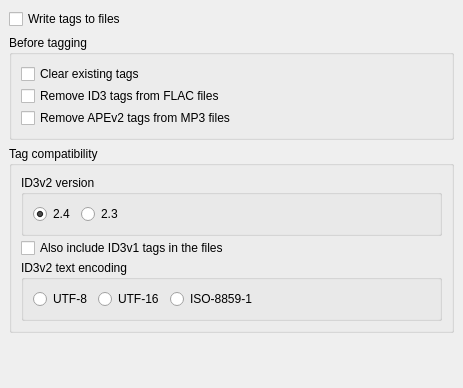
Old version of the form ui/options_tags.ui in the repository metabrainz/picard.
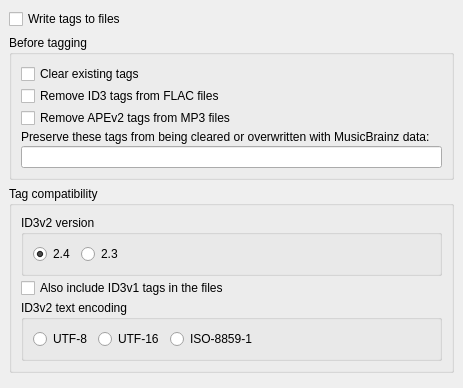
New version of the form.

Commit message: Add option to exclude some tags from being cleared or overwritten (PICARD-19)

```diff
--- a/ui/options_tags.ui
+++ b/ui/options_tags.ui
@@ -57,6 +57,16 @@
         </property>
        </widget>
       </item>
+      <item>
+       <widget class="QLabel" name="preserved_tags_label">
+        <property name="text">
+         <string>Preserve these tags from being cleared or overwritten with MusicBrainz data:</string>
+        </property>
+       </widget>
+      </item>
+      <item>
+       <widget class="QLineEdit" name="preserved_tags" />
+      </item>
      </layout>
     </widget>
    </item>
```
The commit also changes 3 other files.
